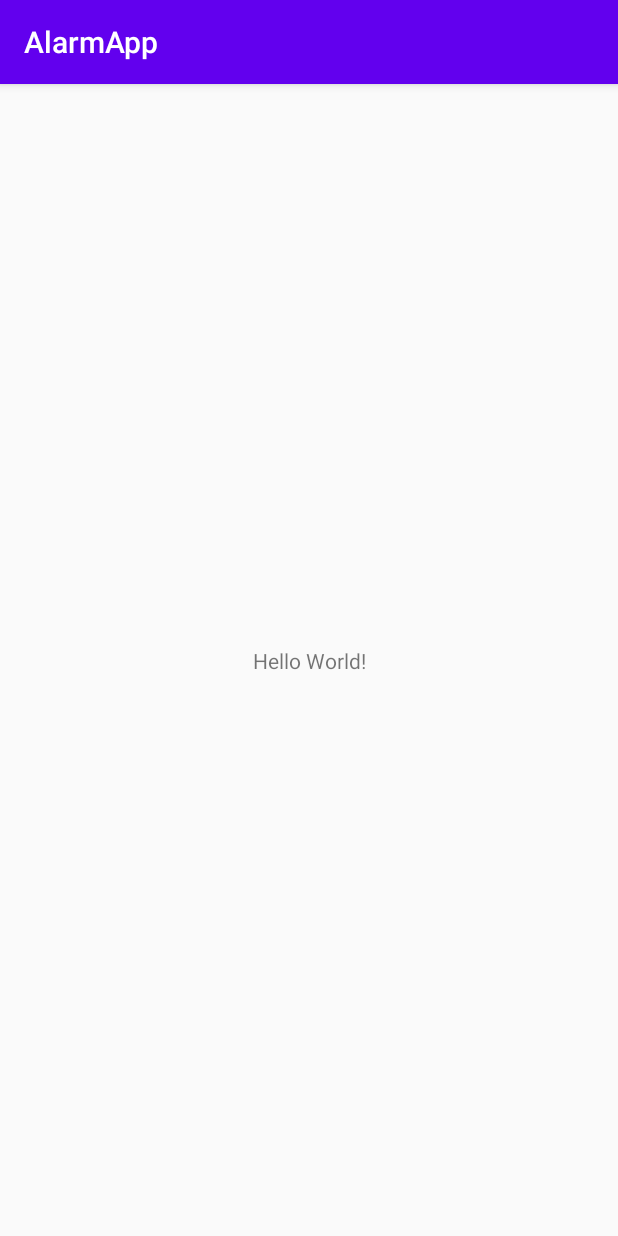
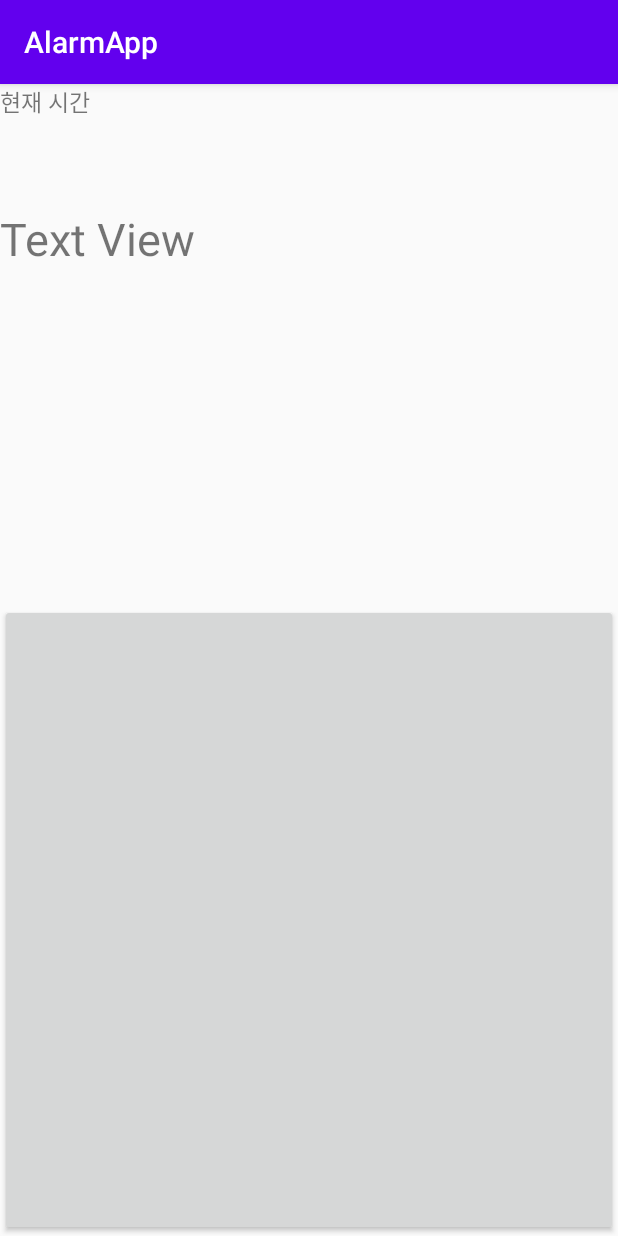
Before and after one commit to Hm-source/AlarmAppProject, an Android app: the MainActivity screen opened directly, with no data from a screen before it, on a phone screen of 412 x 824 dp. Run offline under Robolectric (Android 15) with nearby library versions, the phone set to English and light mode, and no system bars.

Commit message:
현재 시간 출력하는 activity_main.xml완성

```diff
--- a/app/src/main/java/com/example/alarmapp/MainActivity.java
+++ b/app/src/main/java/com/example/alarmapp/MainActivity.java
@@ -1,14 +1,20 @@
 package com.example.alarmapp;
+
+import android.os.Bundle;
+import android.widget.TextView;
 
 import androidx.appcompat.app.AppCompatActivity;
 
-import android.os.Bundle;
+
 
 public class MainActivity extends AppCompatActivity {
+    TextView textView;
 
     @Override
     protected void onCreate(Bundle savedInstanceState) {
         super.onCreate(savedInstanceState);
         setContentView(R.layout.activity_main);
+        // 텍스트뷰 받아와서
+        textView = findViewById(R.id.timeview);
     }
-}
+} // MainActivity
--- a/app/src/main/res/layout/activity_main.xml
+++ b/app/src/main/res/layout/activity_main.xml
@@ -1,18 +1,28 @@
-<?xml version="1.0" encoding="utf-8"?>
-<androidx.constraintlayout.widget.ConstraintLayout xmlns:android="http://schemas.android.com/apk/res/android"
-    xmlns:app="http://schemas.android.com/apk/res-auto"
-    xmlns:tools="http://schemas.android.com/tools"
+<LinearLayout xmlns:android="http://schemas.android.com/apk/res/android"
     android:layout_width="match_parent"
     android:layout_height="match_parent"
-    tools:context=".MainActivity">
+    android:orientation="vertical">
 
     <TextView
-        android:layout_width="wrap_content"
+        android:id="@+id/text_1"
+        android:layout_width="match_parent"
         android:layout_height="wrap_content"
-        android:text="Hello World!"
-        app:layout_constraintBottom_toBottomOf="parent"
-        app:layout_constraintLeft_toLeftOf="parent"
-        app:layout_constraintRight_toRightOf="parent"
-        app:layout_constraintTop_toTopOf="parent" />
+        android:text="현재 시간"
+        android:textSize="15sp"
+        android:layout_weight="0.8"/>
 
-</androidx.constraintlayout.widget.ConstraintLayout>
+    <TextView
+        android:id="@+id/timeview"
+        android:layout_width="match_parent"
+        android:layout_height="wrap_content"
+        android:layout_weight="3"
+        android:text="Text View"
+        android:textSize="30sp" />
+
+    <Button
+        android:layout_width="match_parent"
+        android:layout_height="wrap_content"
+        android:id="@+id/timePicker"
+        android:layout_weight="5"/>
+
+</LinearLayout>
```
